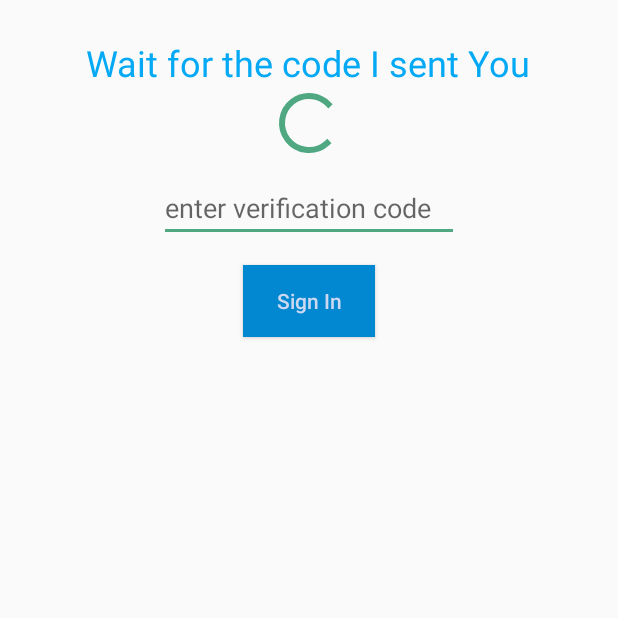
After one commit to JitendraKumar7/ChatAngira, an Android app: the VerifyPhoneActivity screen opened directly, with no data from a screen before it, on a phone screen of 412 x 824 dp, the top half of it. The commit adds this screen. Run offline under Robolectric (Android 15) with nearby library versions, the phone set to English and light mode, and no system bars; our stand-ins replace Firebase (no records; nobody signed in at launch, a user with empty details on screens opened directly).

Commit message:
Initial commit

```diff
--- a/app/src/main/java/com/chat/angira/MainActivity.java
+++ b/app/src/main/java/com/chat/angira/MainActivity.java
@@ -235,4 +235,5 @@ public class MainActivity extends AppCompatActivity {
             return null;
         }
     }
+
 }
--- /dev/null
+++ b/app/src/main/java/com/chat/angira/ui/VerifyPhoneActivity.java
@@ -0,0 +1,166 @@
+package com.chat.angira.ui;
+
+import android.content.Intent;
+import android.os.Bundle;
+import android.support.annotation.NonNull;
+import android.support.design.widget.Snackbar;
+import android.support.v7.app.AppCompatActivity;
+import android.util.Log;
+import android.view.View;
+import android.widget.EditText;
+import android.widget.Toast;
+
+import com.chat.angira.MainActivity;
+import com.chat.angira.R;
+import com.google.android.gms.tasks.OnCompleteListener;
+import com.google.android.gms.tasks.Task;
+import com.google.android.gms.tasks.TaskExecutors;
+import com.google.firebase.FirebaseException;
+import com.google.firebase.auth.AuthResult;
+import com.google.firebase.auth.FirebaseAuth;
+import com.google.firebase.auth.FirebaseAuthInvalidCredentialsException;
+import com.google.firebase.auth.PhoneAuthCredential;
+import com.google.firebase.auth.PhoneAuthProvider;
+
+import java.util.concurrent.TimeUnit;
+
+public class VerifyPhoneActivity extends AppCompatActivity {
+
+    //These are the objects needed
+    //It is the verification id that will be sent to the user
+    private String mVerificationId;
+
+    //The edittext to input the code
+    private EditText editTextCode;
+
+    //firebase auth object
+    private FirebaseAuth mAuth;
+
+
+    @Override
+    protected void onCreate(Bundle savedInstanceState) {
+        super.onCreate(savedInstanceState);
+        setContentView(R.layout.activity_verify_phone);
+
+        //initializing objects
+        mAuth = FirebaseAuth.getInstance();
+        editTextCode = findViewById(R.id.editTextCode);
+
+
+        //getting mobile number from the previous activity
+        //and sending the verification code to the number
+        Intent intent = getIntent();
+        String mobile = intent.getStringExtra("mobile");
+        sendVerificationCode(mobile);
+
+
+        //if the automatic sms detection did not work, user can also enter the code manually
+        //so adding a click listener to the button
+        findViewById(R.id.buttonSignIn).setOnClickListener(new View.OnClickListener() {
+            @Override
+            public void onClick(View v) {
+                String code = editTextCode.getText().toString().trim();
+                if (code.isEmpty() || code.length() < 6) {
+                    editTextCode.setError("Enter valid code");
+                    editTextCode.requestFocus();
+                    return;
+                }
+
+                //verifying the code entered manually
+                verifyVerificationCode(code);
+            }
+        });
+
+    }
+
+    //the method is sending verification code
+    //the country id is concatenated
+    //you can take the country id as user input as well
+    private void sendVerificationCode(String mobile) {
+        PhoneAuthProvider.getInstance().verifyPhoneNumber(
+                "+91" + mobile,
+                60,
+                TimeUnit.SECONDS,
+                TaskExecutors.MAIN_THREAD,
+                mCallbacks);
+    }
+
+
+    //the callback to detect the verification status
+    private PhoneAuthProvider.OnVerificationStateChangedCallbacks mCallbacks = new PhoneAuthProvider.OnVerificationStateChangedCallbacks() {
+        @Override
+        public void onVerificationCompleted(PhoneAuthCredential phoneAuthCredential) {
+
+            //Getting the code sent by SMS
+            String code = phoneAuthCredential.getSmsCode();
+
+            //sometime the code is not detected automatically
+            //in this case the code will be null
+            //so user has to manually enter the code
+            if (code != null) {
+                editTextCode.setText(code);
+                //verifying the code
+                verifyVerificationCode(code);
+            }
+        }
+
+        @Override
+        public void onVerificationFailed(FirebaseException e) {
+            Toast.makeText(VerifyPhoneActivity.this, e.getMessage(), Toast.LENGTH_LONG).show();
+        }
+
+        @Override
+        public void onCodeSent(String s, PhoneAuthProvider.ForceResendingToken forceResendingToken) {
+            super.onCodeSent(s, forceResendingToken);
+
+            //storing the verification id that is sent to the user
+            mVerificationId = s;
+        }
+    };
+
+
+    private void verifyVerificationCode(String code) {
+        //creating the credential
+        PhoneAuthCredential credential = PhoneAuthProvider.getCredential(mVerificationId, code);
+
+        //signing the user
+        signInWithPhoneAuthCredential(credential);
+    }
+
+    private void signInWithPhoneAuthCredential(PhoneAuthCredential credential) {
+        mAuth.signInWithCredential(credential)
+                .addOnCompleteListener(VerifyPhoneActivity.this, new OnCompleteListener<AuthResult>() {
+                    @Override
+                    public void onComplete(@NonNull Task<AuthResult> task) {
+                        if (task.isSuccessful()) {
+                            //verification successful we will start the profile activity
+                            /*Intent intent = new Intent(VerifyPhoneActivity.this, MainActivity.class);
+                            intent.setFlags(Intent.FLAG_ACTIVITY_NEW_TASK | Intent.FLAG_ACTIVITY_CLEAR_TASK);
+                            startActivity(intent);*/
+
+                            Log.d("JKS", "JKS");
+
+                        } else {
+
+                            //verification unsuccessful.. display an error message
+
+                            String message = "Somthing is wrong, we will fix it soon...";
+
+                            if (task.getException() instanceof FirebaseAuthInvalidCredentialsException) {
+                                message = "Invalid code entered...";
+                            }
+
+                            Snackbar snackbar = Snackbar.make(findViewById(R.id.parent), message, Snackbar.LENGTH_LONG);
+                            snackbar.setAction("Dismiss", new View.OnClickListener() {
+                                @Override
+                                public void onClick(View v) {
+
+                                }
+                            });
+                            snackbar.show();
+                        }
+                    }
+                });
+    }
+
+}
--- /dev/null
+++ b/app/src/main/res/layout/activity_verify_phone.xml
@@ -0,0 +1,51 @@
+<?xml version="1.0" encoding="utf-8"?>
+<RelativeLayout xmlns:android="http://schemas.android.com/apk/res/android"
+    xmlns:app="http://schemas.android.com/apk/res-auto"
+    xmlns:tools="http://schemas.android.com/tools"
+    android:layout_width="match_parent"
+    android:layout_height="match_parent"
+    tools:context=".ui.VerifyPhoneActivity">
+
+    <TextView
+        android:id="@+id/textView"
+        android:layout_width="wrap_content"
+        android:layout_height="wrap_content"
+        android:layout_centerHorizontal="true"
+        android:layout_marginTop="25dp"
+        android:text="Wait for the code I sent You"
+        android:textAppearance="@style/Base.TextAppearance.AppCompat.Headline"
+        android:textColor="@color/colorPrimary" />
+
+    <ProgressBar
+        android:id="@+id/progressbar"
+        android:layout_width="wrap_content"
+        android:layout_height="wrap_content"
+        android:layout_below="@id/textView"
+        android:layout_centerHorizontal="true" />
+
+    <EditText
+        android:id="@+id/editTextCode"
+        android:layout_width="200dp"
+        android:layout_height="wrap_content"
+        android:layout_below="@id/progressbar"
+        android:layout_centerHorizontal="true"
+        android:layout_marginTop="10dp"
+        android:digits="0123456789"
+        android:drawablePadding="10dp"
+        android:hint="enter verification code"
+        android:inputType="phone"
+        android:maxLength="10" />
+
+    <Button
+        android:id="@+id/buttonSignIn"
+        android:layout_width="wrap_content"
+        android:layout_height="wrap_content"
+        android:layout_below="@id/editTextCode"
+        android:layout_centerHorizontal="true"
+        android:layout_marginTop="15dp"
+        android:background="@color/colorPrimaryDark"
+        android:text="Sign In"
+        android:textAllCaps="false"
+        android:textColor="#cdd8f1" />
+
+</RelativeLayout>
```
Also changed, not shown: app/src/main/AndroidManifest.xml (+9 -12 lines), app/src/main/java/com/chat/angira/ui/GettingMobileNumber.java (added, +41 -0 lines), app/src/main/res/layout/activity_getting_mobile_number.xml (added, +42 -0 lines), app/src/main/res/layout/activity_login.xml (+13 -4 lines).
